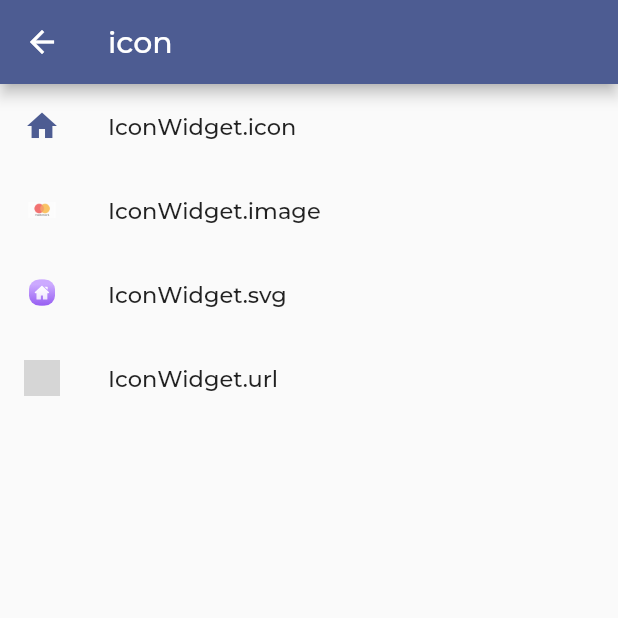
After one commit to xhzk/flutter_heiyanquan, a Flutter app: the IconPage screen opened by its route, on a phone screen of 412 x 824 dp, the top half of it. The commit adds this screen. Run offline on Flutter 3.47's test engine with Material 3 defaults, Android fonts, the phone set to English and light mode, and no system bars; our stand-ins replace badges, dio, flutter_svg, get, package_info_plus, shared_preferences; accounts and stored records are empty; network calls fail; grey boxes are pictures that could not be loaded.

Commit message:
feat: 图标组件

```diff
--- a/lib/common/routers/names.dart
+++ b/lib/common/routers/names.dart
@@ -5,4 +5,5 @@ class RouteNames {
   static const systemMain = '/system_main';
   static const stylesStylesIndex = '/styles_styles_index';
   static const stylesText = '/styles_text';
+  static const stylesIcon = '/styles_icon';
 }
--- a/lib/common/routers/names.txt
+++ b/lib/common/routers/names.txt
@@ -1,3 +1,4 @@
+static const stylesIcon = '/styles_icon';
 static const stylesStylesIndex = '/styles_styles_index';
 static const stylesText = '/styles_text';
 static const systemLogin = '/system_login';
--- a/lib/common/routers/pages.dart
+++ b/lib/common/routers/pages.dart
@@ -34,5 +34,9 @@ class RoutePages {
       name: RouteNames.stylesText,
       page: () => const TextPage(),
     ),
+    GetPage(
+      name: RouteNames.stylesIcon,
+      page: () => const IconPage(),
+    ),
   ];
 }
--- a/lib/common/routers/pages.txt
+++ b/lib/common/routers/pages.txt
@@ -1,4 +1,8 @@
 
+      GetPage(
+        name: RouteNames.stylesIcon,
+        page: () => const IconPage(),
+      ),
       GetPage(
         name: RouteNames.stylesStylesIndex,
         page: () => const StylesIndexPage(),
--- /dev/null
+++ b/lib/common/widgets/icon.dart
@@ -0,0 +1,185 @@
+import 'package:badges/badges.dart' as badges;
+import 'package:flutter/material.dart';
+import 'package:flutter_svg/flutter_svg.dart';
+
+import '../index.dart';
+
+enum IconWidgetType { icon, svg, image, url }
+
+/// 图标组件
+class IconWidget extends StatelessWidget {
+  /// 图标类型
+  final IconWidgetType type;
+
+  /// 图标数据
+  final IconData? iconData;
+
+  /// assets 路径
+  final String? assetName;
+
+  /// 图片 url
+  final String? imageUrl;
+
+  /// 尺寸
+  final double? size;
+
+  /// 宽
+  final double? width;
+
+  /// 高
+  final double? height;
+
+  /// 颜色
+  final Color? color;
+
+  /// 是否小圆点
+  final bool? isDot;
+
+  /// Badge 文字
+  final String? badgeString;
+
+  /// 图片 fit
+  final BoxFit? fit;
+
+  const IconWidget({
+    super.key,
+    this.type = IconWidgetType.icon,
+    this.size,
+    this.width,
+    this.height,
+    this.color,
+    this.iconData,
+    this.isDot,
+    this.badgeString,
+    this.assetName,
+    this.imageUrl,
+    this.fit,
+  });
+
+  const IconWidget.icon(
+    this.iconData, {
+    super.key,
+    this.type = IconWidgetType.icon,
+    this.size = 24,
+    this.width,
+    this.height,
+    this.color,
+    this.isDot,
+    this.badgeString,
+    this.assetName,
+    this.imageUrl,
+    this.fit,
+  });
+
+  const IconWidget.image(
+    this.assetName, {
+    super.key,
+    this.type = IconWidgetType.image,
+    this.size = 24,
+    this.width,
+    this.height,
+    this.color,
+    this.iconData,
+    this.isDot,
+    this.badgeString,
+    this.imageUrl,
+    this.fit,
+  });
+
+  const IconWidget.svg(
+    this.assetName, {
+    super.key,
+    this.type = IconWidgetType.svg,
+    this.size = 24,
+    this.width,
+    this.height,
+    this.color,
+    this.iconData,
+    this.isDot,
+    this.badgeString,
+    this.imageUrl,
+    this.fit,
+  });
+
+  const IconWidget.url(
+    this.imageUrl, {
+    super.key,
+    this.type = IconWidgetType.url,
+    this.size = 24,
+    this.width,
+    this.height,
+    this.color,
+    this.iconData,
+    this.isDot,
+    this.badgeString,
+    this.assetName,
+    this.fit,
+  });
+
+  @override
+  Widget build(BuildContext context) {
+    final Widget icon = switch (type) {
+      IconWidgetType.icon => Icon(
+          iconData,
+          size: size,
+          color: color ?? AppColors.primary,
+        ),
+      IconWidgetType.svg => SvgPicture.asset(
+          assetName!,
+          width: width ?? size,
+          height: height ?? size,
+          fit: fit ?? BoxFit.contain,
+        ),
+      IconWidgetType.image => Image.asset(
+          assetName!,
+          width: width ?? size,
+          height: height ?? size,
+          color: color,
+          fit: fit ?? BoxFit.contain,
+        ),
+      IconWidgetType.url => Image.network(
+          imageUrl!,
+          width: width ?? size,
+          height: height ?? size,
+          color: color,
+          fit: fit ?? BoxFit.contain,
+        ),
+    };
+
+    // 圆点
+    if (isDot == true) {
+      return badges.Badge(
+        position: badges.BadgePosition.bottomEnd(bottom: 0, end: -2),
+        badgeStyle: badges.BadgeStyle(
+          elevation: 0,
+          badgeColor: AppColors.primary,
+          padding: const EdgeInsets.all(4.0),
+        ),
+        child: icon,
+      );
+    }
+
+    // 文字 / 数字
+    if (badgeString != null) {
+      return badges.Badge(
+        position: badges.BadgePosition.topEnd(top: -7, end: -8),
+        badgeStyle: badges.BadgeStyle(
+          elevation: 0,
+          badgeColor: AppColors.primary,
+          padding: const EdgeInsets.all(4.0),
+        ),
+        badgeContent: Text(
+          badgeString!,
+          style: TextStyle(
+            color: AppColors.onPrimary,
+            fontSize: 9,
+          ),
+        ),
+        child: icon,
+      );
+    }
+
+    // 图标
+    return icon;
+  }
+}
--- a/lib/common/widgets/index.dart
+++ b/lib/common/widgets/index.dart
@@ -1,3 +1,4 @@
 library widgets;
 
 export './text.dart';
+export './icon.dart';
--- a/lib/pages/index.dart
+++ b/lib/pages/index.dart
@@ -6,3 +6,4 @@ export 'system/main/index.dart';
 
 export 'styles/styles_index/index.dart';
 export 'styles/text/index.dart';
+export 'styles/icon/index.dart';
--- a/lib/pages/index.txt
+++ b/lib/pages/index.txt
@@ -1,3 +1,4 @@
+export 'styles/icon/index.dart';
 export 'styles/styles_index/index.dart';
 export 'styles/text/index.dart';
 export 'system/login/index.dart';
--- /dev/null
+++ b/lib/pages/styles/icon/controller.dart
@@ -0,0 +1,27 @@
+import 'package:get/get.dart';
+
+class IconController extends GetxController {
+  IconController();
+
+  _initData() {
+    update(["icon"]);
+  }
+
+  void onTap() {}
+
+  // @override
+  // void onInit() {
+  //   super.onInit();
+  // }
+
+  @override
+  void onReady() {
+    super.onReady();
+    _initData();
+  }
+
+  // @override
+  // void onClose() {
+  //   super.onClose();
+  // }
+}
--- /dev/null
+++ b/lib/pages/styles/icon/index.dart
@@ -0,0 +1,4 @@
+library icon;
+
+export './controller.dart';
+export './view.dart';
--- /dev/null
+++ b/lib/pages/styles/icon/view.dart
@@ -0,0 +1,50 @@
+import 'package:flutter/material.dart';
+import 'package:flutter_heiyanquan/common/index.dart';
+import 'package:get/get.dart';
+
+import 'index.dart';
+
+class IconPage extends GetView<IconController> {
+  const IconPage({super.key});
+
+  // 主视图
+  Widget _buildView() {
+    return ListView(
+      children: [
+        ListTile(
+          leading: IconWidget.icon(Icons.home),
+          title: const TextWidget.body1("IconWidget.icon"),
+        ),
+        ListTile(
+          leading: IconWidget.image(AssetsImages.pMastercardPng),
+          title: const TextWidget.body1("IconWidget.image"),
+        ),
+        ListTile(
+          leading: IconWidget.svg(AssetsSvgs.cHomeSvg),
+          title: const TextWidget.body1("IconWidget.svg"),
+        ),
+        ListTile(
+          leading: IconWidget.url(
+              "https://ducafecat.oss-cn-beijing.aliyuncs.com/flutter_woo_commerce_getx_ducafecat/categories/c-man.png"),
+          title: const TextWidget.body1("IconWidget.url"),
+        ),
+      ],
+    );
+  }
+
+  @override
+  Widget build(BuildContext context) {
+    return GetBuilder<IconController>(
+      init: IconController(),
+      id: "icon",
+      builder: (_) {
+        return Scaffold(
+          appBar: AppBar(title: const Text("icon")),
+          body: SafeArea(
+            child: _buildView(),
+          ),
+        );
+      },
+    );
+  }
+}
--- a/lib/pages/styles/styles_index/view.dart
+++ b/lib/pages/styles/styles_index/view.dart
@@ -10,10 +10,16 @@ class StylesIndexPage extends GetView<StylesIndexController> {
   // 主视图
   Widget _buildView() {
     return Column(children: [
-// 文本
+      // 文本
       ListTile(
         onTap: () => Get.toNamed(RouteNames.stylesText),
         title: const Text("Text 文本"),
+      ),
+
+      // Icon 图标
+      ListTile(
+        onTap: () => Get.toNamed(RouteNames.stylesIcon),
+        title: const TextWidget.body1("Icon 图标"),
       ),
 
       // 多语言
--- a/pubspec.yaml
+++ b/pubspec.yaml
@@ -23,6 +23,10 @@ dependencies:
   # 本地存储
   shared_preferences: ^2.5.3
 
+  # icon
+  flutter_svg: ^2.2.2
+  badges: 3.1.2
+
 dev_dependencies:
   flutter_test:
     sdk: flutter
```
Also changed, not shown: pubspec.lock.
